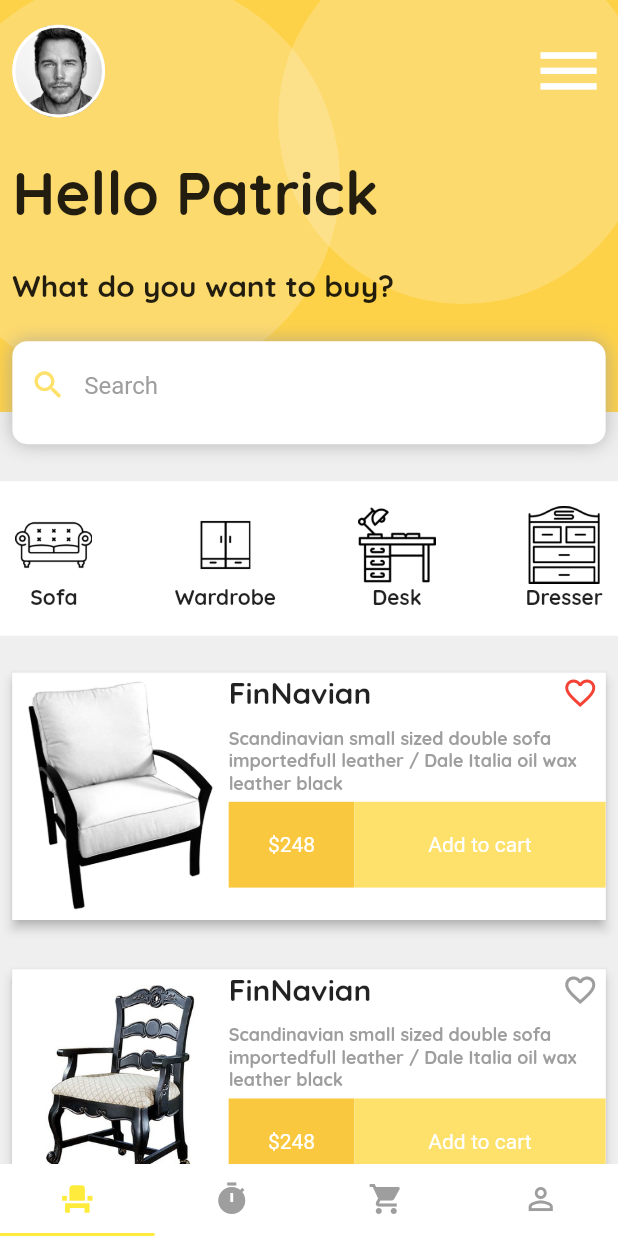
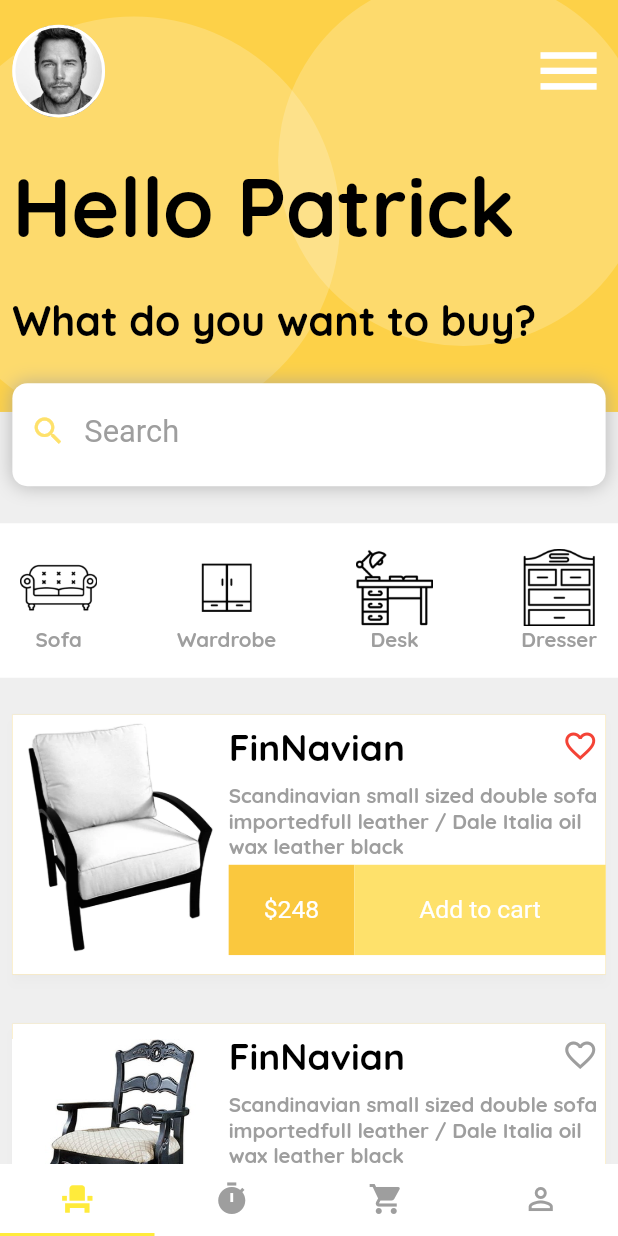
Before and after one commit to patrickwitter/Flutter_FrontEnd_Development, a Flutter app: the screen it shows after launch, on a phone screen of 412 x 824 dp. Run offline on Flutter 3.47's test engine with Material 2 defaults, Android fonts, the phone set to English and light mode, and no system bars; our stand-ins replace google_fonts, sizer, smooth_star_rating; project files that could hold a hidden picture were left out.

Commit message:
Implemented appTheme throughout app

```diff
--- a/furniture_ui/lib/main.dart
+++ b/furniture_ui/lib/main.dart
@@ -1,5 +1,6 @@
 import 'package:flutter/material.dart';
 import 'package:furniture_ui/screens/homepage.dart';
+import 'package:furniture_ui/themes.dart';
 import 'package:sizer/sizer.dart';
 
 void main() {
@@ -13,9 +14,7 @@ class MyApp extends StatelessWidget {
     return Sizer(
       builder: (context, orientation, deviceType) => MaterialApp(
         title: 'Flutter Demo',
-        theme: ThemeData(
-          primarySwatch: Colors.blue,
-        ),
+        theme: appTheme,
         home: HomePage(),
         debugShowCheckedModeBanner: false,
       ),
--- a/furniture_ui/lib/screens/homepage.dart
+++ b/furniture_ui/lib/screens/homepage.dart
@@ -30,13 +30,14 @@ class _HomePageState extends State<HomePage>
 
   @override
   Widget build(BuildContext context) {
+    ThemeData themeData = Theme.of(context);
     var tabHeight = 12.5.h;
     var listItemHeight = 20.h;
 
     return Scaffold(
-      backgroundColor: Color(0xffefefef),
+      backgroundColor: themeData.scaffoldBackgroundColor,
       bottomNavigationBar: Material(
-        color: Colors.white,
+        color: themeData.cardColor,
         child: BottomNavBar(controller: controller),
       ),
       body: ListView(
--- a/furniture_ui/lib/widgets/header.dart
+++ b/furniture_ui/lib/widgets/header.dart
@@ -14,12 +14,14 @@ class Header extends StatelessWidget {
 
   @override
   Widget build(BuildContext context) {
+    ThemeData themeData = Theme.of(context);
+
     return Stack(
       children: [
         Container(
           height: headerHeight,
           width: 100.w,
-          color: Color(0xffFDD148),
+          color: themeData.secondaryHeaderColor,
         ),
         Positioned(
           bottom: headerHeight * .2,
@@ -29,7 +31,7 @@ class Header extends StatelessWidget {
             width: 90.w,
             decoration: BoxDecoration(
               shape: BoxShape.circle,
-              color: Colors.white.withOpacity(.2),
+              color: themeData.shadowColor,
             ),
           ),
         ),
@@ -41,7 +43,7 @@ class Header extends StatelessWidget {
             width: 100.w,
             decoration: BoxDecoration(
               shape: BoxShape.circle,
-              color: Colors.white.withOpacity(.2),
+              color: themeData.shadowColor,
             ),
           ),
         ),
@@ -59,22 +61,14 @@ class Header extends StatelessWidget {
               ),
               Text(
                 "Hello Patrick",
-                style: TextStyle(
-                  fontFamily: "Quicksand",
-                  fontWeight: FontWeight.bold,
-                  fontSize: 40,
-                ),
+                style: themeData.textTheme.headline1,
               ),
               SizedBox(
                 height: 3.h,
               ),
               Text(
                 "What do you want to buy?",
-                style: TextStyle(
-                  fontFamily: "Quicksand",
-                  fontWeight: FontWeight.bold,
-                  fontSize: 20,
-                ),
+                style: themeData.textTheme.headline3,
               ),
               SizedBox(
                 height: 3.h,
--- a/furniture_ui/lib/widgets/listItem.dart
+++ b/furniture_ui/lib/widgets/listItem.dart
@@ -17,6 +17,8 @@ class ListItem extends StatelessWidget {
 
   @override
   Widget build(BuildContext context) {
+    ThemeData themeData = Theme.of(context);
+
     return Padding(
       padding: EdgeInsets.symmetric(
         vertical: 2.h,
@@ -25,9 +27,12 @@ class ListItem extends StatelessWidget {
       child: Material(
         elevation: 3,
         child: Container(
+          padding: EdgeInsets.only(
+            bottom: 2.w,
+          ),
+          constraints: BoxConstraints(minHeight: listItemHeight),
           width: 100.w,
-          height: listItemHeight,
-          color: Colors.white,
+          color: themeData.cardColor,
           child: Row(
             children: [
               ListItemImage(listItemHeight: listItemHeight, imgStr: imgStr),
--- a/furniture_ui/lib/widgets/listitem_text.dart
+++ b/furniture_ui/lib/widgets/listitem_text.dart
@@ -10,6 +10,8 @@ class ListItemText extends StatelessWidget {
   final bool isfav;
   @override
   Widget build(BuildContext context) {
+    ThemeData themeData = Theme.of(context);
+
     return Expanded(
       child: Padding(
         padding: const EdgeInsets.only(top: 1),
@@ -22,11 +24,7 @@ class ListItemText extends StatelessWidget {
                 children: [
                   Text(
                     "FinNavian",
-                    style: TextStyle(
-                      fontFamily: "Quicksand",
-                      fontWeight: FontWeight.bold,
-                      fontSize: 20,
-                    ),
+                    style: themeData.textTheme.headline4,
                   ),
                   (isfav
                       ? Icon(
@@ -41,33 +39,26 @@ class ListItemText extends StatelessWidget {
               ),
             ),
             SizedBox(
-              height: 10,
+              height: 1.h,
             ),
             Text(
               "Scandinavian small sized double sofa imported" +
                   "full leather / Dale Italia oil wax leather black",
-              style: TextStyle(
-                color: Colors.grey,
-                fontWeight: FontWeight.bold,
-                fontFamily: "Quicksand",
-                fontSize: 12,
-              ),
+              style: themeData.textTheme.bodyText2,
             ),
             SizedBox(
-              height: 5,
+              height: .5.h,
             ),
             Row(
               children: [
                 Expanded(
                   child: Container(
                     alignment: Alignment.center,
-                    color: Color(0xfffac83e),
+                    color: themeData.canvasColor,
                     padding: EdgeInsets.all(5.w),
                     child: Text(
                       "\$248",
-                      style: TextStyle(
-                        color: Colors.white,
-                      ),
+                      style: themeData.textTheme.caption,
                     ),
                   ),
                   flex: 1,
@@ -75,13 +66,11 @@ class ListItemText extends StatelessWidget {
                 Expanded(
                   child: Container(
                     alignment: Alignment.center,
-                    color: Color(0xfffee16b),
+                    color: themeData.primaryColor,
                     padding: EdgeInsets.all(5.w),
                     child: Text(
                       "Add to cart",
-                      style: TextStyle(
-                        color: Colors.white,
-                      ),
+                      style: themeData.textTheme.caption,
                     ),
                   ),
                   flex: 2,
--- a/furniture_ui/lib/widgets/searchbar.dart
+++ b/furniture_ui/lib/widgets/searchbar.dart
@@ -11,12 +11,13 @@ class SearchBar extends StatelessWidget {
 
   @override
   Widget build(BuildContext context) {
+    ThemeData themeData = Theme.of(context);
     return Container(
       width: 100.w,
       height: headerHeight / 4,
       decoration: BoxDecoration(
         borderRadius: BorderRadius.circular(10),
-        color: Colors.white,
+        color: themeData.cardColor,
         boxShadow: [
           BoxShadow(
             color: Colors.grey.withOpacity(.7),
@@ -28,13 +29,11 @@ class SearchBar extends StatelessWidget {
         decoration: InputDecoration(
           border: InputBorder.none,
           hintText: "Search",
-          hintStyle: TextStyle(
-            color: Colors.grey,
-          ),
+          hintStyle: themeData.textTheme.subtitle1,
           contentPadding: EdgeInsets.all(20),
           prefixIcon: Icon(
             Icons.search,
-            color: Color(0xfffee16b),
+            color: themeData.primaryColor,
           ),
         ),
       ),
--- a/furniture_ui/lib/widgets/tabRow.dart
+++ b/furniture_ui/lib/widgets/tabRow.dart
@@ -11,14 +11,15 @@ class TabRow extends StatelessWidget {
 
   @override
   Widget build(BuildContext context) {
+    ThemeData themeData = Theme.of(context);
     return Container(
       width: 100.w,
       height: tabHeight,
-      color: Colors.white,
+      color: themeData.cardColor,
       child: Padding(
-        padding: const EdgeInsets.symmetric(
+        padding: EdgeInsets.symmetric(
           vertical: 0,
-          horizontal: 5,
+          horizontal: 1.h,
         ),
         child: Row(
           mainAxisAlignment: MainAxisAlignment.spaceBetween,
```
